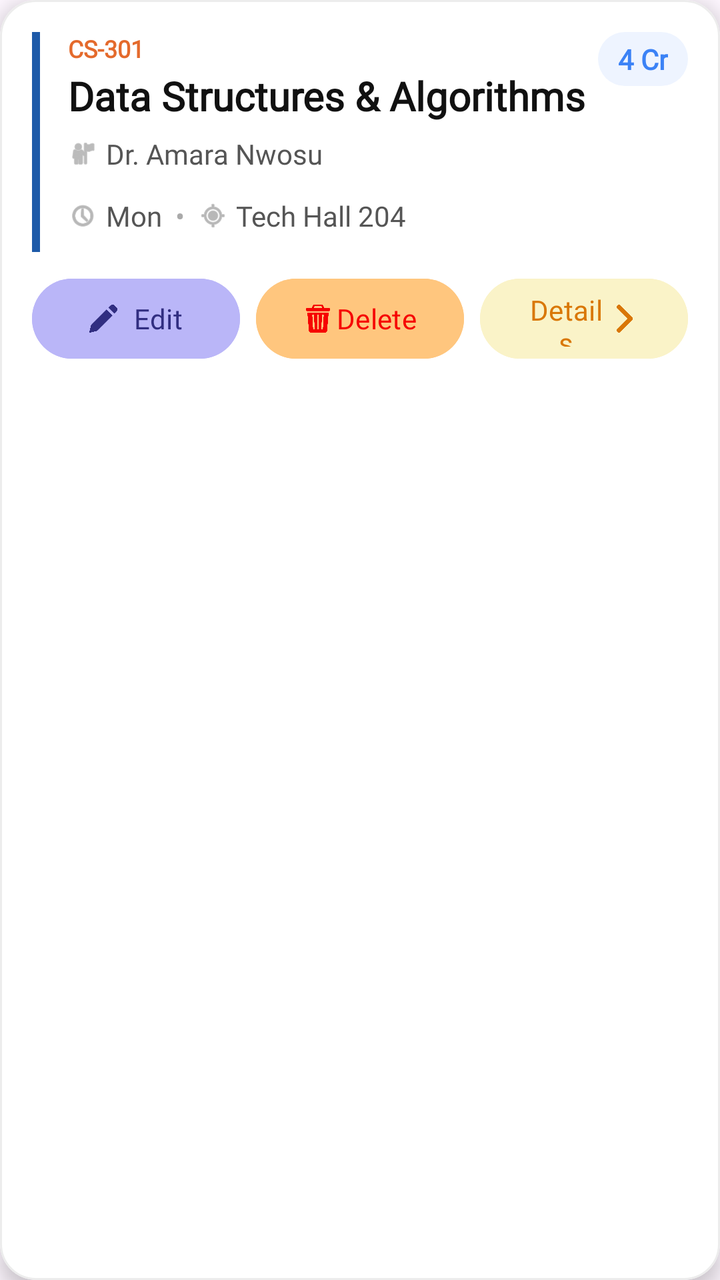
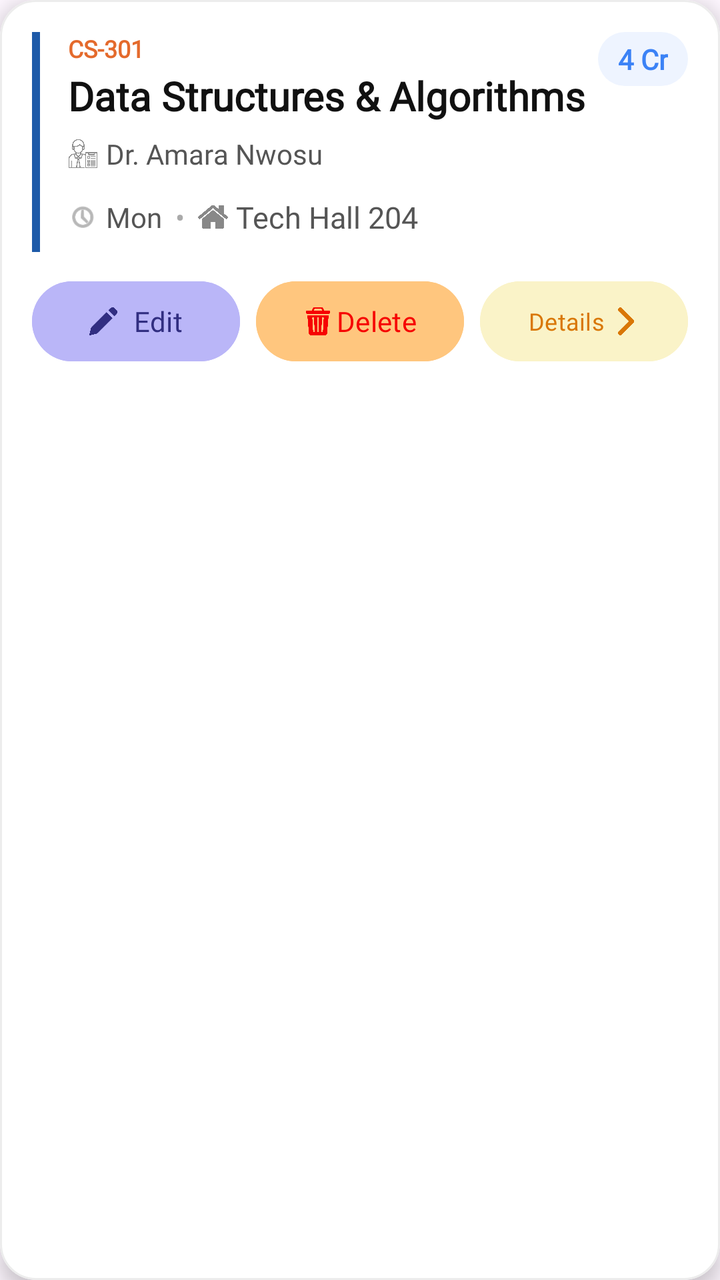

The first picture is an Android layout as it rendered before a commit; the second is the same layout after the commit. The layout source and the unified diff follow.
<!-- AndroidManifest.xml: application theme Theme.StudentInventory -->
<!-- res/layout/item_course.xml -->
<?xml version="1.0" encoding="utf-8"?>
<com.google.android.material.card.MaterialCardView
    xmlns:android="http://schemas.android.com/apk/res/android"
    xmlns:app="http://schemas.android.com/apk/res-auto"
    android:layout_width="match_parent"
    android:layout_height="wrap_content"
    android:layout_margin="10dp"
    app:cardCornerRadius="18dp"
    app:cardElevation="6dp"
    app:strokeColor="#ECECEC"
    app:strokeWidth="1dp"
    android:backgroundTint="@color/white">

    <androidx.constraintlayout.widget.ConstraintLayout
        android:layout_width="match_parent"
        android:layout_height="wrap_content"
        android:padding="16dp">

        

        <View
            android:id="@+id/indicator"
            android:layout_width="4dp"
            android:layout_height="110dp"
            android:background="#1E5AA8"
            app:layout_constraintStart_toStartOf="parent"
            app:layout_constraintTop_toTopOf="parent"/>

        

        <LinearLayout
            android:id="@+id/contentLayout"
            android:layout_width="0dp"
            android:layout_height="wrap_content"
            android:layout_marginStart="14dp"
            android:orientation="vertical"
            app:layout_constraintStart_toEndOf="@id/indicator"
            app:layout_constraintEnd_toStartOf="@id/tvCredit"
            app:layout_constraintTop_toTopOf="parent">

            <TextView
                android:id="@+id/tvCode"
                android:layout_width="wrap_content"
                android:layout_height="wrap_content"
                android:text="CS-301"
                android:fontFamily="@font/plus_jakarta_sans"
                android:textColor="#E46A2C"
                android:textSize="12sp"
                android:textStyle="bold"/>

            <TextView
                android:id="@+id/tvName"
                android:layout_width="wrap_content"
                android:layout_height="wrap_content"
                android:layout_marginTop="2dp"
                android:text="Data Structures &amp; Algorithms"
                android:textColor="#111111"
                android:textSize="20sp"
                android:fontFamily="@font/dm_seriff_display"
                android:textStyle="bold"/>

            <LinearLayout
                android:layout_width="wrap_content"
                android:layout_height="wrap_content"
                android:layout_marginTop="6dp"
                android:orientation="horizontal"
                android:gravity="center">

                <ImageView
                    android:layout_width="15dp"
                    android:layout_height="15dp"
                    android:src="@android:drawable/ic_menu_myplaces"
                    android:tint="#8E8E8E"/>

                <TextView
                    android:layout_width="wrap_content"
                    android:layout_height="wrap_content"
                    android:layout_marginStart="4dp"
                    android:text="Dr. Amara Nwosu"
                    android:fontFamily="@font/plus_jakarta_sans"
                    android:textColor="#555555"
                    android:textSize="14sp"/>
            </LinearLayout>

            

            <LinearLayout
                android:layout_width="wrap_content"
                android:layout_height="wrap_content"
                android:layout_marginTop="12dp"
                android:orientation="horizontal"
                android:gravity="center">

                <ImageView
                    android:layout_width="15dp"
                    android:layout_height="15dp"
                    android:src="@android:drawable/ic_menu_recent_history"
                    android:tint="#888888"/>

                <TextView
                    android:layout_width="wrap_content"
                    android:layout_height="wrap_content"
                    android:layout_marginStart="4dp"
                    android:text="Mon"
                    android:fontFamily="@font/plus_jakarta_sans"
                    android:textColor="#555555"/>

                <TextView
                    android:layout_width="wrap_content"
                    android:layout_height="wrap_content"
                    android:text="  •  "
                    android:textColor="#AAAAAA"/>

                <ImageView
                    android:layout_width="15dp"
                    android:layout_height="15dp"
                    android:src="@android:drawable/ic_menu_mylocation"
                    android:tint="#888888"/>

                <TextView
                    android:layout_width="wrap_content"
                    android:layout_height="wrap_content"
                    android:layout_marginStart="4dp"
                    android:text="Tech Hall 204"
                    android:fontFamily="@font/plus_jakarta_sans"
                    android:textColor="#555555"/>

            </LinearLayout>

        </LinearLayout>

        

        <TextView
            android:id="@+id/tvCredit"
            android:layout_width="wrap_content"
            android:layout_height="wrap_content"
            android:background="@drawable/bg_credit"
            android:paddingHorizontal="10dp"
            android:paddingVertical="4dp"
            android:text="4 Cr"
            android:fontFamily="@font/plus_jakarta_sans"
            android:textColor="#3B82F6"
            android:textStyle="bold"
            app:layout_constraintEnd_toEndOf="parent"
            app:layout_constraintTop_toTopOf="parent"/>

        

        <LinearLayout
            android:layout_width="0dp"
            android:layout_height="wrap_content"
            android:layout_marginTop="18dp"
            android:gravity="center"
            android:orientation="horizontal"
            android:weightSum="3"
            app:layout_constraintTop_toBottomOf="@id/contentLayout"
            app:layout_constraintStart_toStartOf="parent"
            app:layout_constraintEnd_toEndOf="parent"
            >

            <com.google.android.material.button.MaterialButton
                android:layout_width="0dp"
                android:layout_height="48dp"
                android:layout_marginEnd="8dp"
                android:layout_weight="1"
                android:text="Edit"
                android:textAllCaps="false"
                android:textColor="#312E81"
                android:textSize="14sp"
                android:fontFamily="@font/plus_jakarta_sans"
                android:backgroundTint="#BAB6F8"

                app:cornerRadius="24dp"

                app:icon="@drawable/edit"
                app:iconGravity="textStart"
                app:iconPadding="8dp"
                app:iconSize="14dp"
                app:iconTint="#312E81"/>

            <com.google.android.material.button.MaterialButton
                android:layout_width="0dp"
                android:layout_height="48dp"
                android:layout_marginEnd="8dp"
                android:layout_weight="1"
                android:text="Delete"
                android:textAllCaps="false"
                android:textSize="14sp"
                android:textColor="#F60202"
                android:fontFamily="@font/plus_jakarta_sans"
                android:backgroundTint="#FFC67E"

                app:cornerRadius="24dp"
                app:icon="@drawable/bin"
                app:iconGravity="textStart"
                app:iconPadding="2dp"
                app:iconSize="14dp"
                app:iconTint="#F60202"/>

            <com.google.android.material.button.MaterialButton
                android:layout_width="0dp"
                android:layout_height="48dp"
                android:layout_weight="1"
                android:text="Details"
                android:textAllCaps="false"
                android:textSize="14sp"
                android:textColor="#D97706"
                android:fontFamily="@font/plus_jakarta_sans"
                android:backgroundTint="#FAF3C8"
                android:gravity="center"
                android:insetLeft="0dp"
                android:insetRight="0dp"

                app:cornerRadius="24dp"
                app:icon="@drawable/img"
                app:iconGravity="textEnd"
                app:iconPadding="4dp"
                app:iconSize="14dp"
                app:iconTint="#D97706"/>

        </LinearLayout>

    </androidx.constraintlayout.widget.ConstraintLayout>

</com.google.android.material.card.MaterialCardView>
<!-- resources referenced by this layout -->
<resources>
  <color name="white">#FFFFFFFF</color>
  <!-- drawable bg_credit (drawable) -->
  <?xml version="1.0" encoding="utf-8"?>
  <shape xmlns:android="http://schemas.android.com/apk/res/android">
      <solid android:color="#EEF4FF"/>
      <corners android:radius="30dp"/>
  </shape>
  <!-- drawable bin: png bitmap (drawable, 10818 bytes) -->
  <!-- drawable edit: png bitmap (drawable, 6624 bytes) -->
  <!-- drawable img: png bitmap (drawable, 4454 bytes) -->
  <style name="Theme.StudentInventory" parent="Base.Theme.StudentInventory" />
  <style name="Base.Theme.StudentInventory" parent="Theme.Material3.DayNight.NoActionBar">
          
          
      </style>
</resources>

<!-- the commit's change to res/layout/item_course.xml (unified diff, before → after) -->
@@ -69,10 +69,11 @@
                 <ImageView
                     android:layout_width="15dp"
                     android:layout_height="15dp"
-                    android:src="@android:drawable/ic_menu_myplaces"
+                    android:src="@drawable/instructor"
                     android:tint="#8E8E8E"/>
 
                 <TextView
+                    android:id="@+id/tvTeacher"
                     android:layout_width="wrap_content"
                     android:layout_height="wrap_content"
                     android:layout_marginStart="4dp"
@@ -98,10 +99,12 @@
                     android:tint="#888888"/>
 
                 <TextView
+                    android:id="@+id/tvTime"
                     android:layout_width="wrap_content"
                     android:layout_height="wrap_content"
                     android:layout_marginStart="4dp"
                     android:text="Mon"
+                    android:textSize="14sp"
                     android:fontFamily="@font/plus_jakarta_sans"
                     android:textColor="#555555"/>
 
@@ -114,14 +117,16 @@
                 <ImageView
                     android:layout_width="15dp"
                     android:layout_height="15dp"
-                    android:src="@android:drawable/ic_menu_mylocation"
+                    android:src="@drawable/home"
                     android:tint="#888888"/>
 
                 <TextView
+                    android:id="@+id/tvRoom"
                     android:layout_width="wrap_content"
                     android:layout_height="wrap_content"
                     android:layout_marginStart="4dp"
                     android:text="Tech Hall 204"
+                    android:textSize="15sp"
                     android:fontFamily="@font/plus_jakarta_sans"
                     android:textColor="#555555"/>
 
@@ -160,6 +165,7 @@
             >
 
             <com.google.android.material.button.MaterialButton
+                android:id="@+id/btnEdit"
                 android:layout_width="0dp"
                 android:layout_height="48dp"
                 android:layout_marginEnd="8dp"
@@ -180,6 +186,7 @@
                 app:iconTint="#312E81"/>
 
             <com.google.android.material.button.MaterialButton
+                android:id="@+id/btnDelete"
                 android:layout_width="0dp"
                 android:layout_height="48dp"
                 android:layout_marginEnd="8dp"
@@ -199,12 +206,13 @@
                 app:iconTint="#F60202"/>
 
             <com.google.android.material.button.MaterialButton
+                android:id="@+id/btnDetails"
                 android:layout_width="0dp"
                 android:layout_height="48dp"
                 android:layout_weight="1"
                 android:text="Details"
                 android:textAllCaps="false"
-                android:textSize="14sp"
+                android:textSize="12sp"
                 android:textColor="#D97706"
                 android:fontFamily="@font/plus_jakarta_sans"
                 android:backgroundTint="#FAF3C8"
<!-- resource entries referenced after the edit -->
@@ -9,7 +9,9 @@
   </shape>
   <!-- drawable bin: png bitmap (drawable, 10818 bytes) -->
   <!-- drawable edit: png bitmap (drawable, 6624 bytes) -->
+  <!-- drawable home: png bitmap (drawable, 6259 bytes) -->
   <!-- drawable img: png bitmap (drawable, 4454 bytes) -->
+  <!-- drawable instructor: png bitmap (drawable, 16059 bytes) -->
   <style name="Theme.StudentInventory" parent="Base.Theme.StudentInventory" />
   <style name="Base.Theme.StudentInventory" parent="Theme.Material3.DayNight.NoActionBar">
           
